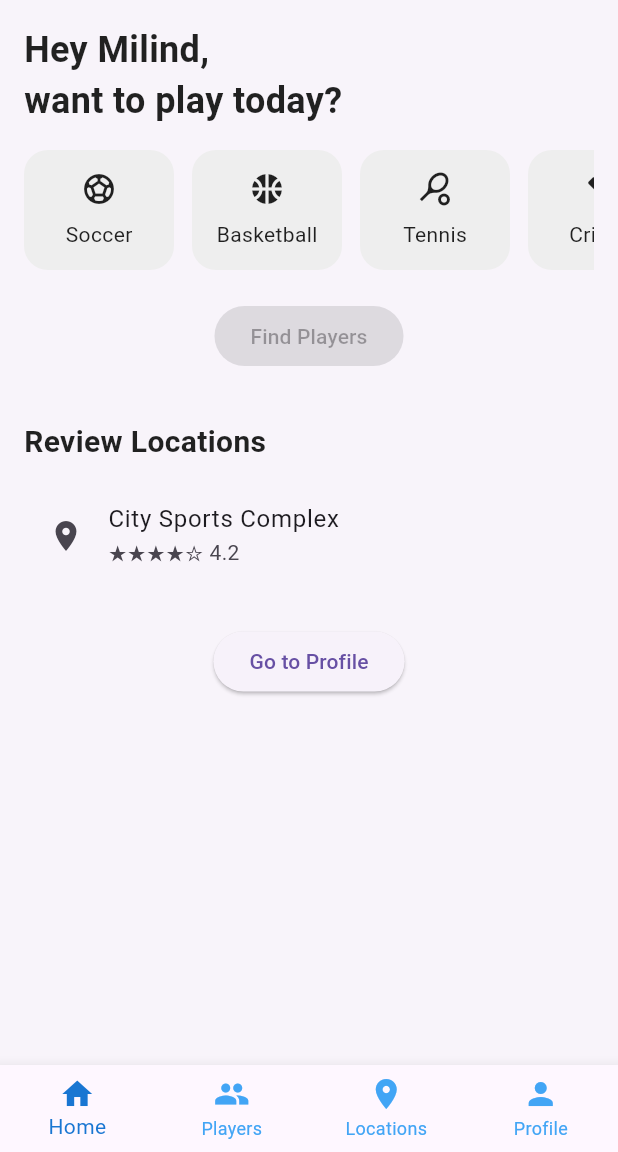
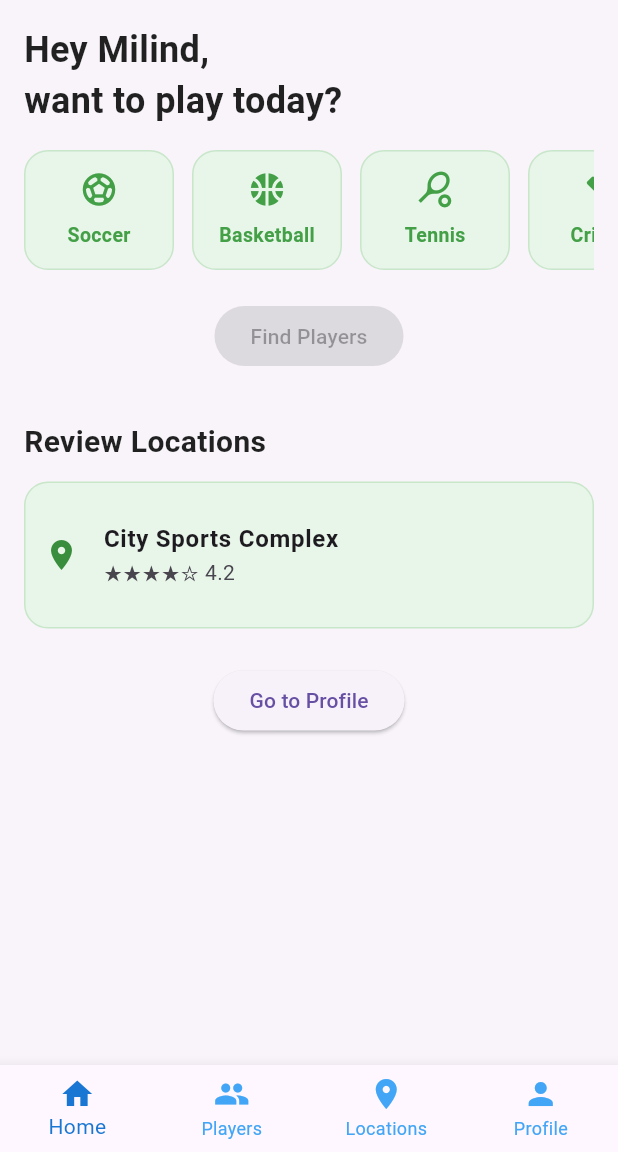
Before and after one commit to m-GDEV/Sportify, a Flutter app: the screen it shows after launch, on a phone screen of 412 x 824 dp, the part 84-1236 px from its top. Run offline on Flutter 3.47's test engine with Material 3 defaults, Android fonts, the phone set to English and light mode, and no system bars.

Commit message:
consistent theming

```diff
--- a/lib/screens/home_screen.dart
+++ b/lib/screens/home_screen.dart
@@ -85,14 +85,24 @@ class _HomeScreenState extends State<HomeScreen> {
               style: TextStyle(fontSize: 20, fontWeight: FontWeight.bold),
             ),
             const SizedBox(height: 12),
-            ListTile(
-              leading: const Icon(Icons.location_on),
-              title: const Text('City Sports Complex'),
-              subtitle: const Text('★★★★☆ 4.2'),
-              onTap: () {
-                // Navigate to location detail or map
-              },
+            Container(
+              decoration: BoxDecoration(
+                color: Colors.green[50],
+                borderRadius: BorderRadius.circular(16),
+                border: Border.all(color: Colors.green.shade100),
+              ),
+              padding: const EdgeInsets.all(12),
+              child: ListTile(
+                contentPadding: EdgeInsets.zero,
+                leading: Icon(Icons.location_on, color: Colors.green[700]),
+                title: Text('City Sports Complex', style: TextStyle(fontWeight: FontWeight.bold)),
+                subtitle: Text('★★★★☆ 4.2'),
+                onTap: () {
+                  // Navigate to location detail or map
+                },
+              ),
             ),
+
 
             /// ✅ JUST THIS BUTTON IS ADDED BELOW
             const SizedBox(height: 24),
--- a/lib/widgets/sport_card.dart
+++ b/lib/widgets/sport_card.dart
@@ -32,12 +32,12 @@ class _SportCardState extends State<SportCard> with SingleTickerProviderStateMix
 
     _offsetAnimation = Tween<Offset>(
       begin: Offset.zero,
-      end: const Offset(0, -0.2), // upward jump
+      end: const Offset(0, -0.2),
     ).chain(CurveTween(curve: Curves.easeOut)).animate(_controller);
   }
 
   void _handleTap() {
-    widget.onTap(); // call the external tap handler
+    widget.onTap();
 
     _controller.forward().then((_) {
       _controller.reverse();
@@ -52,6 +52,10 @@ class _SportCardState extends State<SportCard> with SingleTickerProviderStateMix
 
   @override
   Widget build(BuildContext context) {
+    final Color borderColor = widget.isSelected ? Colors.green.shade400 : Colors.green.shade100;
+    final Color bgColor = widget.isSelected ? Colors.green.shade100 : Colors.green.shade50;
+    final Color iconColor = widget.isSelected ? Colors.green[800]! : Colors.green[600]!;
+
     return GestureDetector(
       onTap: _handleTap,
       child: Container(
@@ -59,18 +63,26 @@ class _SportCardState extends State<SportCard> with SingleTickerProviderStateMix
         margin: const EdgeInsets.only(right: 12),
         padding: const EdgeInsets.all(12),
         decoration: BoxDecoration(
-          color: widget.isSelected ? Colors.blue : Colors.grey[200],
+          color: bgColor,
           borderRadius: BorderRadius.circular(16),
+          border: Border.all(color: borderColor),
         ),
         child: Column(
           mainAxisAlignment: MainAxisAlignment.center,
           children: [
             SlideTransition(
               position: _offsetAnimation,
-              child: Icon(widget.icon, size: 24),
+              child: Icon(widget.icon, size: 26, color: iconColor),
             ),
             const SizedBox(height: 8),
-            Text(widget.name),
+            Text(
+              widget.name,
+              style: TextStyle(
+                fontWeight: FontWeight.w600,
+                fontSize: 13,
+                color: iconColor,
+              ),
+            ),
           ],
         ),
       ),
```
Also changed, not shown: lib/screens/review_locations_screen.dart (+63 -21 lines), lib/widgets/player_tile.dart (+35 -28 lines).
